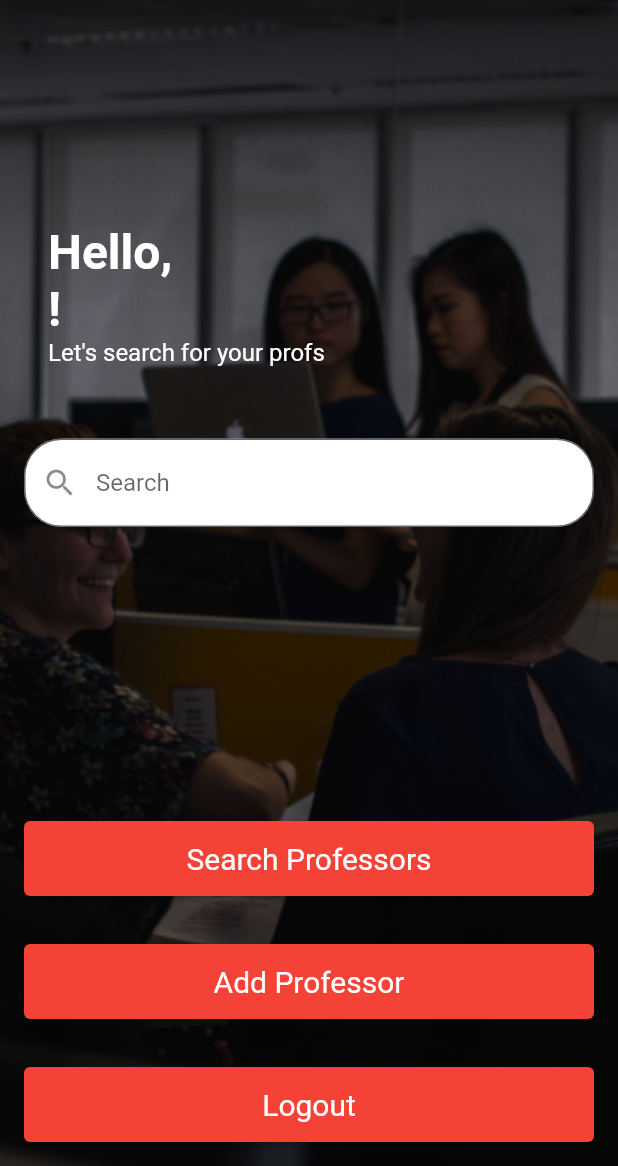
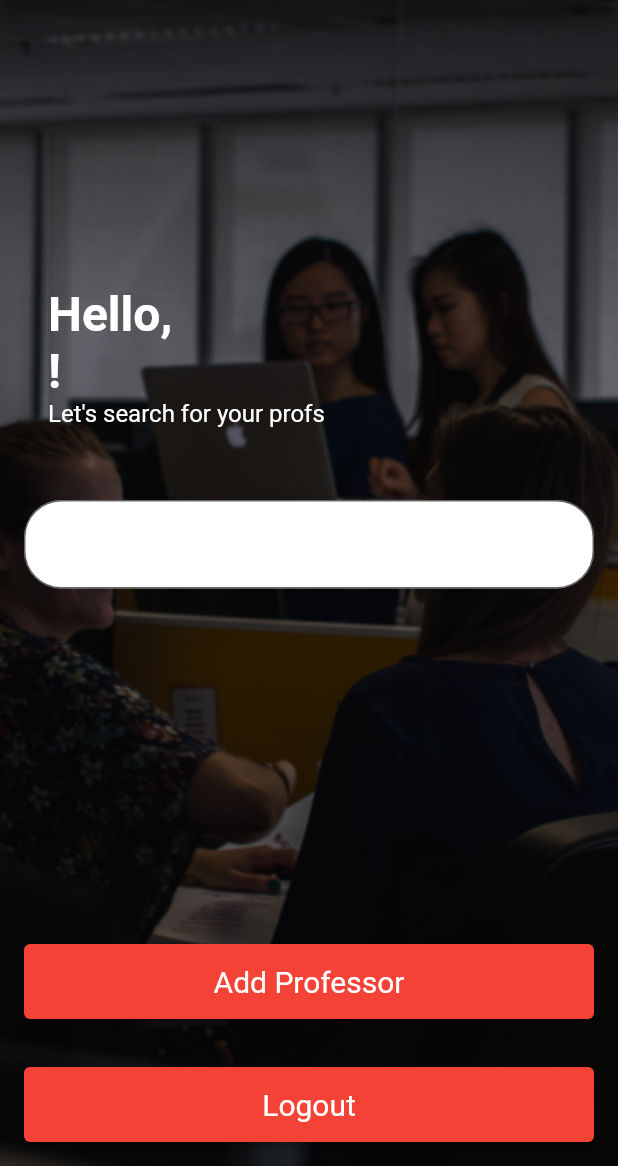
Before and after one commit to trasyipapo/profs_and_cons, a Flutter app: the screen it shows once a user with an empty profile is signed in, on a phone screen of 412 x 824 dp, the part 70-1236 px from its top. Run offline on Flutter 3.47's test engine with Material 2 defaults, Android fonts, the phone set to English and light mode, and no system bars; our stand-ins replace cloud_firestore, firebase_auth, firebase_core, flutter_rating_bar, font_awesome_flutter, google_sign_in; accounts and stored records are empty; Roboto replaces fonts that are missing (GoogleSans).

Commit message:
Fixed search funtionality, removed search button

```diff
--- a/lib/pages/search.dart
+++ b/lib/pages/search.dart
@@ -4,7 +4,8 @@ import 'package:provider/provider.dart';
 import 'package:firebase_auth/firebase_auth.dart';
 import 'package:cloud_firestore/cloud_firestore.dart';
 import 'package:profs_and_cons/pages/temp_addprof.dart';
-import 'package:profs_and_cons/pages/temp_searchresults.dart';
+import 'package:profs_and_cons/objects/professor.dart';
+import 'package:profs_and_cons/pages/search_results.dart';
 
 class SearchPage extends StatefulWidget {
   @override
@@ -21,6 +22,8 @@ class _SearchPageState extends State<SearchPage> {
   String _searchLatestValue() {
     return (myController.text);
   }
+
+  List<Professor> profs = [];
 
   @override
   void initState() {
@@ -80,56 +83,60 @@ class _SearchPageState extends State<SearchPage> {
                         ],
                       ))),
               Padding(
-                padding: const EdgeInsets.all(16.0),
-                child: TextField(
-                  onSubmitted: (String str) {
-                    showSearch(
-                        context: context,
-                        delegate: MySearchDelegate(),
-                        query: _searchLatestValue());
-                  },
-                  // onSubmitted: (String str) {
-                  //   _printLatestValue();
-                  //   Navigator.push(
-                  //     context,
-                  //     MaterialPageRoute(
-                  //         builder: (context) => const SearchResults()),
-                  //   );
-                  //   //print whats there
-                  // },
-                  controller: myController,
-                  decoration: const InputDecoration(
+                  padding: const EdgeInsets.all(16.0),
+                  child: TextField(
+                    // suggestions: profs
+                    //     .map(
+                    //       (e) => SearchFieldListItem<Professor>(
+                    //         e.name,
+                    //         item: e,
+                    //       ),
+                    //     )
+                    //     .toList(),
+                    // suggestionState: Suggestion.expand,
+                    textInputAction: TextInputAction.next,
+                    controller: myController,
+                    onSubmitted: (String query) {
+                      Navigator.of(context).push(MaterialPageRoute(
+                          builder: (context) => SearchResults(query: query)));
+                    },
+
+                    decoration: InputDecoration(
                       filled: true,
                       fillColor: Colors.white,
-                      hintText: "Search",
-                      prefixIcon: Icon(Icons.search),
-                      border: OutlineInputBorder(
+                      focusedBorder: OutlineInputBorder(
+                        borderSide: BorderSide(
+                          color: Colors.white.withOpacity(0.8),
+                        ),
+                      ),
+                      border: const OutlineInputBorder(
+                          borderSide: BorderSide(color: Colors.red),
                           borderRadius:
-                              BorderRadius.all(Radius.circular(25.0)))),
-                ),
-              ),
-              const Spacer(),
-              Padding(
-                  padding: const EdgeInsets.all(16.0),
-                  child: ElevatedButton(
-                    style: ElevatedButton.styleFrom(
-                        primary: Colors.red,
-                        minimumSize: const Size.fromHeight(50)),
-                    onPressed: () {
-                      Navigator.push(
-                        context,
-                        MaterialPageRoute(
-                            builder: (context) => TempSearchResults()),
-                      );
-                    },
-                    child: const Text(
-                      'Search Professors',
-                      style: TextStyle(
-                          fontFamily: 'GoogleSans',
-                          fontWeight: FontWeight.normal,
-                          fontSize: 20),
+                              BorderRadius.all(Radius.circular(25.0))),
                     ),
                   )),
+              const Spacer(),
+              // Padding(
+              //     padding: const EdgeInsets.all(16.0),
+              //     child: ElevatedButton(
+              //       style: ElevatedButton.styleFrom(
+              //           primary: Colors.red,
+              //           minimumSize: const Size.fromHeight(50)),
+              //       onPressed: () {
+              //         Navigator.push(
+              //           context,
+              //           MaterialPageRoute(
+              //               builder: (context) => TempSearchResults()),
+              //         );
+              //       },
+              //       child: const Text(
+              //         'Search Professors',
+              //         style: TextStyle(
+              //             fontFamily: 'GoogleSans',
+              //             fontWeight: FontWeight.normal,
+              //             fontSize: 20),
+              //       ),
+              //     )),
               Padding(
                   padding: const EdgeInsets.all(16.0),
                   child: ElevatedButton(
```
Also changed, not shown: lib/pages/NOT USEDtemp_searchresults.dart (renamed from lib/pages/temp_searchresults.dart, +8 -6 lines), lib/pages/search_results.dart (added, +100 -0 lines), 1 other file.
